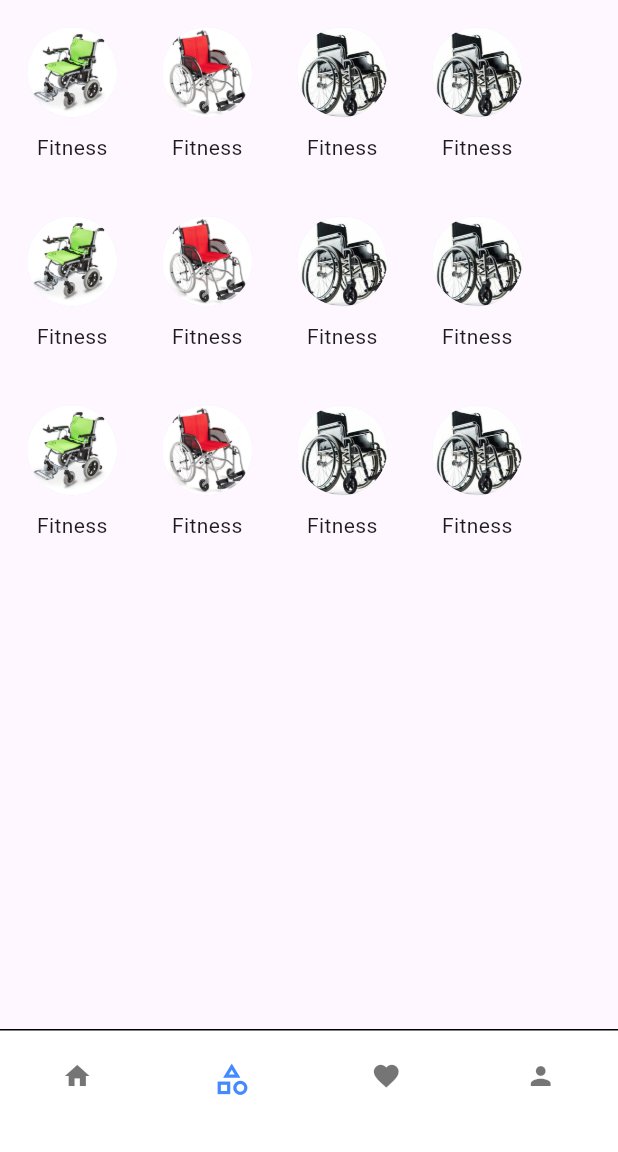
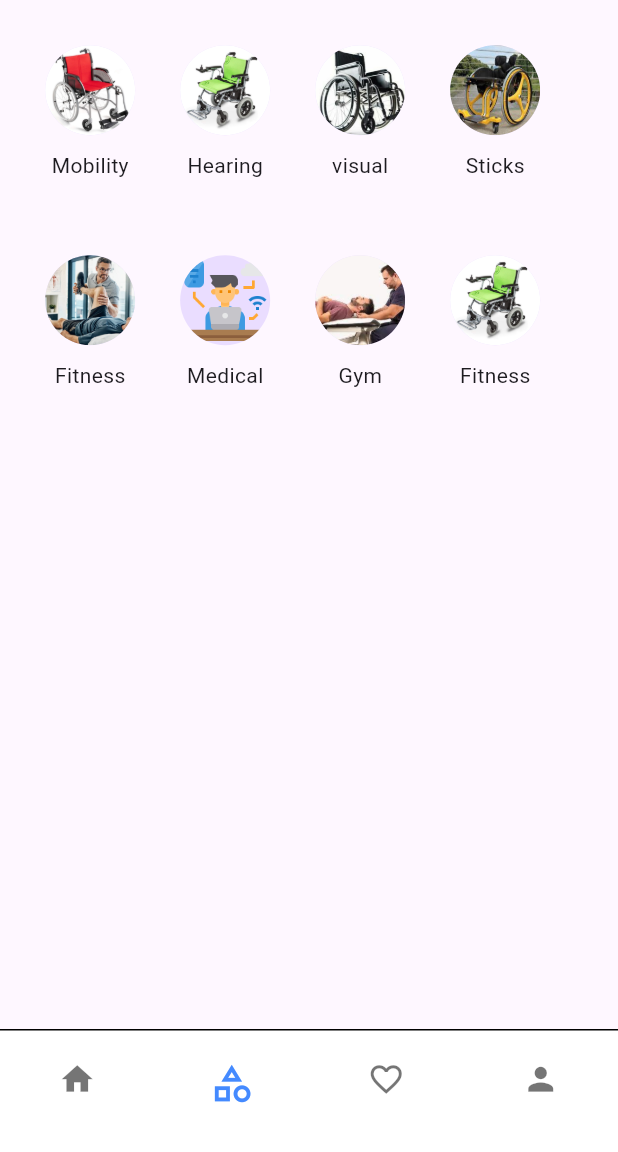
Before and after one commit to hamzi5656/EasyCare, a Flutter app: the screen it shows after launch, item 2 of the bottom bar chosen, on a phone screen of 412 x 824 dp, the part 84-1236 px from its top. Run offline on Flutter 3.47's test engine with Material 3 defaults, Android fonts, the phone set to English and light mode, and no system bars; our stand-ins replace carousel_slider, cloud_firestore, firebase_auth, firebase_core; accounts and stored records are empty.

Commit message:
#user-pannel

```diff
--- /dev/null
+++ b/lib/User/Categories/Medical.dart
@@ -0,0 +1,9 @@
+import 'package:flutter/material.dart';
+class Medical extends StatelessWidget {
+  const Medical({super.key});
+
+  @override
+  Widget build(BuildContext context) {
+    return Scaffold(appBar: AppBar(title: Text("Medical Devices",style: TextStyle(color: Colors.white),),backgroundColor: Colors.deepPurple,),);
+  }
+}
--- /dev/null
+++ b/lib/User/Categories/Mobility.dart
@@ -0,0 +1,9 @@
+import 'package:flutter/material.dart';
+class Mobility extends StatelessWidget {
+  const Mobility({super.key});
+
+  @override
+  Widget build(BuildContext context) {
+    return Scaffold(appBar: AppBar(title: Text("Mobility Devices",style: TextStyle(color: Colors.white),),backgroundColor: Colors.deepPurple,),);
+  }
+}
--- a/lib/User/Categories/categories.dart
+++ b/lib/User/Categories/categories.dart
@@ -1,3 +1,10 @@
+import 'package:auth/User/Categories/Fitness.dart';
+import 'package:auth/User/Categories/GymProduct.dart';
+import 'package:auth/User/Categories/HearingAids.dart';
+import 'package:auth/User/Categories/Medical.dart';
+import 'package:auth/User/Categories/Mobility.dart';
+import 'package:auth/User/Categories/sticks.dart';
+import 'package:auth/User/Categories/visualAids.dart';
 import 'package:auth/User/Home/popularCategories.dart';
 import 'package:flutter/material.dart';
 class ProductCategories extends StatelessWidget {
@@ -7,59 +14,92 @@ class ProductCategories extends StatelessWidget {
   Widget build(BuildContext context) {
     return Scaffold(
       appBar: AppBar(title:
-    Text("Categories",style: TextStyle(color: Colors.white),),
+    const Text("Categories",style: TextStyle(color: Colors.white),),
     backgroundColor: Colors.deepPurple,),
-body: Padding(
-  padding: const EdgeInsets.all(10.10),
-  child: Column(children: [
+   body: Padding(
+   padding: const EdgeInsets.all(10.10),
+   child: Column(children: [
 
      Padding(
-       padding: const EdgeInsets.all(8.0),
+       padding: const EdgeInsets.only(left: 20,top: 20,right: 20,bottom: 20),
        child:
        Row(children: [
-        CategoriesWidget(Catimage: "asset/images/wheelchair.jpg", categoriesText: "Fitness"),
+        InkWell(onTap: (){
+           Navigator.push(context, MaterialPageRoute(builder: (context)=>const Mobility() ));
+
+        },
+          child: CategoriesWidget(Catimage: "asset/images/wheelchairred.jpg", categoriesText: "Mobility")),
        SizedBox(width: 30,),
 
-        CategoriesWidget(Catimage: "asset/images/wheelchairred.jpg", categoriesText: "Fitness"),
+      InkWell(onTap: (){
+ Navigator.push(context, MaterialPageRoute(builder: (context)=>const HearingAids() ));
+
+      },
+          child: CategoriesWidget(Catimage: "asset/images/wheelchair.jpg", categoriesText: "Hearing")),
+       SizedBox(width: 30,),
+        InkWell(onTap: (){
+           Navigator.push(context, MaterialPageRoute(builder: (context)=>const VisualAids() ));
+
+        },
+          child: CategoriesWidget(Catimage: "asset/images/wheelchair2.jpg", categoriesText: "visual")),
         SizedBox(width: 30,),
-         CategoriesWidget(Catimage: "asset/images/wheelchair2.jpg", categoriesText: "Fitness"),
-           SizedBox(width: 30,),
-         CategoriesWidget(Catimage: "asset/images/wheelchair2.jpg", categoriesText: "Fitness"),
+        InkWell(onTap: (){
+            Navigator.push(context, MaterialPageRoute(builder: (context)=>const Sticks() ));
+
+        },
+          child: CategoriesWidget(Catimage: "asset/images/wheelchair3.jpg", categoriesText: "Sticks")),
 
          ],),
      ),
      SizedBox(height: 20,),
          Padding(
-       padding: const EdgeInsets.all(8.0),
+       padding: const EdgeInsets.only(top: 10,bottom: 20,right: 20,left: 20),
        child:
        Row(children: [
-        CategoriesWidget(Catimage: "asset/images/wheelchair.jpg", categoriesText: "Fitness"),
+        InkWell(onTap: (){
+           Navigator.push(context, MaterialPageRoute(builder: (context)=>const Fitness() ));
+
+        },
+          child: CategoriesWidget(Catimage: "asset/images/physiotherapist.jpg", categoriesText: "Fitness")),
        SizedBox(width: 30,),
 
-        CategoriesWidget(Catimage: "asset/images/wheelchairred.jpg", categoriesText: "Fitness"),
+      InkWell(onTap: (){
+          Navigator.push(context, MaterialPageRoute(builder: (context)=>const Medical() ));
+
+      },
+          child: CategoriesWidget(Catimage: "asset/images/admin.png", categoriesText: "Medical")),
+       SizedBox(width: 30,),
+        InkWell(onTap: (){
+            Navigator.push(context, MaterialPageRoute(builder: (context)=>const GymProducts() ));
+
+        },
+          child: CategoriesWidget(Catimage: "asset/images/3.jpg", categoriesText: "Gym")),
         SizedBox(width: 30,),
-         CategoriesWidget(Catimage: "asset/images/wheelchair2.jpg", categoriesText: "Fitness"),
-           SizedBox(width: 30,),
-         CategoriesWidget(Catimage: "asset/images/wheelchair2.jpg", categoriesText: "Fitness"),
+        InkWell(onTap: (){},
+          child: CategoriesWidget(Catimage: "asset/images/wheelchair.jpg", categoriesText: "Fitness")),
 
          ],),
-     ) ,
+     ),
      SizedBox(height: 20,),
-         Padding(
-       padding: const EdgeInsets.all(8.0),
-       child:
-       Row(children: [
-        CategoriesWidget(Catimage: "asset/images/wheelchair.jpg", categoriesText: "Fitness"),
-       SizedBox(width: 30,),
+   //    Padding(
+      //  padding: const EdgeInsets.all(8.0),
+      //  child:
+      //  Row(children: [
+      //   InkWell(onTap: (){},
+      //     child: CategoriesWidget(Catimage: "asset/images/wheelchair.jpg", categoriesText: "Fitness")),
+      //  SizedBox(width: 30,),
 
-        CategoriesWidget(Catimage: "asset/images/wheelchairred.jpg", categoriesText: "Fitness"),
-        SizedBox(width: 30,),
-         CategoriesWidget(Catimage: "asset/images/wheelchair2.jpg", categoriesText: "Fitness"),
-           SizedBox(width: 30,),
-         CategoriesWidget(Catimage: "asset/images/wheelchair2.jpg", categoriesText: "Fitness"),
+      // InkWell(onTap: (){},
+      //     child: CategoriesWidget(Catimage: "asset/images/wheelchair.jpg", categoriesText: "Fitness")),
+      //  SizedBox(width: 30,),
+      //   InkWell(onTap: (){},
+      //     child: CategoriesWidget(Catimage: "asset/images/wheelchair.jpg", categoriesText: "Fitness")),
+      //   SizedBox(width: 30,),
+      //   InkWell(onTap: (){},
+      //     child: CategoriesWidget(Catimage: "asset/images/wheelchair.jpg", categoriesText: "Fitness")),
 
-         ],),
-     )
+      //   ],),
+   //  ),
   ],),
 ),
     );
--- /dev/null
+++ b/lib/User/Categories/sticks.dart
@@ -0,0 +1,9 @@
+import 'package:flutter/material.dart';
+class Sticks extends StatelessWidget {
+  const Sticks({super.key});
+
+  @override
+  Widget build(BuildContext context) {
+    return Scaffold(appBar: AppBar(title: Text("Walking Sticks",style: TextStyle(color: Colors.white),),backgroundColor: Colors.deepPurple,),);
+  }
+}
--- a/lib/User/Home/HomeNavigator.dart
+++ b/lib/User/Home/HomeNavigator.dart
@@ -15,7 +15,7 @@ class _HomeNavigatorState extends State<HomeNavigator> {
   List<IconData> navigationIcons = [
    Icons.home,
    Icons.category_outlined,
-   Icons.favorite,
+   Icons.favorite_outline,
    Icons.person,
   ];
   List<String> iconName = ["home", "store", " Favourite", "profile"];
@@ -76,7 +76,7 @@ class _HomeNavigatorState extends State<HomeNavigator> {
                             color: i == currentIndex
                                 ? Colors.blueAccent
                                 : Colors.black54,
-                            size: i == currentIndex ? 25 : 20,
+                            size: i == currentIndex ? 30 : 25,
                           ),
                         ),
                       ),
```
Also changed, not shown: lib/User/Categories/Fitness.dart (added, +9 -0 lines), lib/User/Categories/GymProduct.dart (added, +9 -0 lines), lib/User/Categories/HearingAids.dart (added, +9 -0 lines), lib/User/Categories/visualAids.dart (added, +9 -0 lines), lib/User/Home/HomeScreen.dart (+21 -6 lines), lib/User/Product/productDetail.dart (+6 -3 lines), lib/User/Profile/profile.dart (+8 -2 lines), lib/User/Services/services.dart (added, +36 -0 lines), lib/User/Services/servicesDetail.dart (added, +74 -0 lines).
